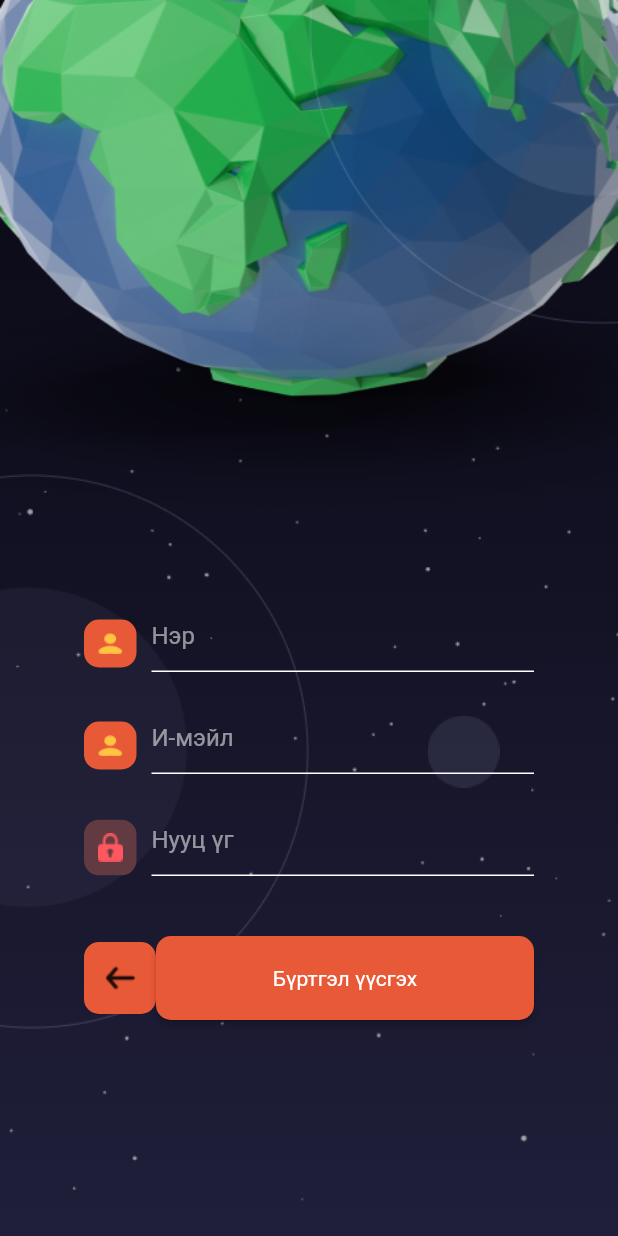
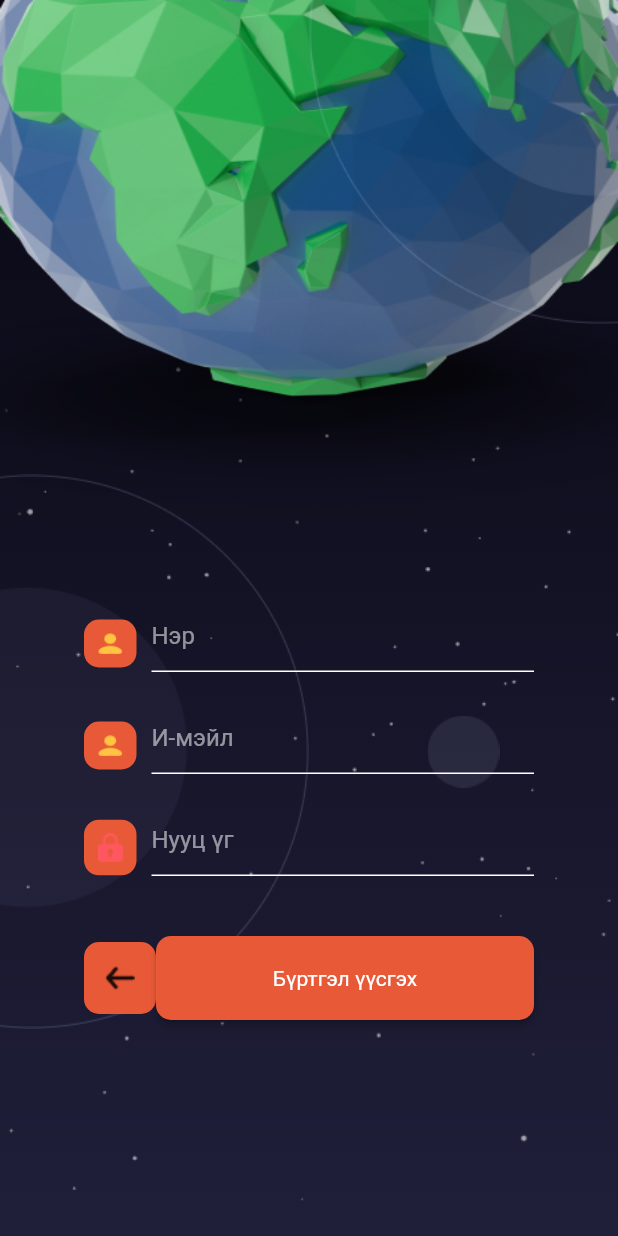
Before and after one commit to Delgerskhn/yobitapp, a Flutter app: the screen it shows after launch, after a tap on "Бүртгэл үүсгэх", on a phone screen of 412 x 824 dp. Run offline on Flutter 3.47's test engine with Material 2 defaults, Android fonts, the phone set to English and light mode, and no system bars; our stand-ins replace cached_network_image, carousel_slider, cloud_firestore, firebase_auth, firebase_core, firebase_storage and 2 more; accounts and stored records are empty; network calls fail.

Commit message:
warnings cleared

```diff
--- a/lib/app.dart
+++ b/lib/app.dart
@@ -37,9 +37,7 @@ class _AppState extends State<App> {
               primaryColor: Color(0xffE85937),
               colorScheme: ColorScheme(
                   primary: Color(0xffE85937), //orange
-                  primaryVariant: Color(0xff623A42), //red light
                   secondary: Color(0xffFF464F), //red
-                  secondaryVariant: Color(0xff623A42), //red light
                   onSecondary: Color(0xffFFC542), //yellow
                   onSurface: Color(0xff3ED598), //green
                   onBackground: Colors.black45,
--- a/lib/auth/ui/form/signin.form.dart
+++ b/lib/auth/ui/form/signin.form.dart
@@ -53,7 +53,7 @@ class _SignInFormState extends State<SignInForm> {
                   suffixImg: 'assets/icons/Lock (filled).png',
                   hintText: 'Нууц үг',
                   onChanged: onPassChanged,
-                  iconBgColor: Theme.of(context).colorScheme.primaryVariant),
+                  iconBgColor: Theme.of(context).colorScheme.primary),
             ),
             Padding(padding: EdgeInsets.only(top: 40), child: null),
             Row(children: [
--- a/lib/auth/ui/form/signup.form.dart
+++ b/lib/auth/ui/form/signup.form.dart
@@ -5,7 +5,6 @@ import 'package:yobit/core/styles/button.style.dart';
 import 'package:yobit/core/ui/elements/btn.icon.dart';
 import 'package:yobit/core/ui/elements/suffix.input.dart';
 import 'package:yobit/core/ui/elements/suffix.password.dart';
-import 'package:yobit/router/navigation.model.dart';
 
 class SignUpForm extends StatefulWidget {
   @override
@@ -34,7 +33,6 @@ class _SignUpFormState extends State<SignUpForm> {
   @override
   Widget build(BuildContext context) {
     final authViewModel = Provider.of<AuthViewModel>(context);
-    final navmodel = Provider.of<NavigationModel>(context);
     return Container(
       alignment: Alignment.center,
       width: MediaQuery.of(context).size.width,
@@ -68,7 +66,7 @@ class _SignUpFormState extends State<SignUpForm> {
                   suffixImg: 'assets/icons/Lock (filled).png',
                   onChanged: onPassChanged,
                   hintText: 'Нууц үг',
-                  iconBgColor: Theme.of(context).colorScheme.primaryVariant),
+                  iconBgColor: Theme.of(context).colorScheme.primary),
             ),
             Padding(padding: EdgeInsets.only(top: 40), child: null),
             Row(children: [
--- a/lib/challenge/api/challenge.repository.dart
+++ b/lib/challenge/api/challenge.repository.dart
@@ -1,10 +1,7 @@
-import 'dart:convert';
-
 import 'package:firebase_auth/firebase_auth.dart';
 import 'package:yobit/challenge/data/challenge.dart';
 import 'package:yobit/task/data/task.dart';
 import 'package:yobit/utils/collectionParser.dart';
-import 'package:yobit/utils/httpClient.dart';
 import 'package:cloud_firestore/cloud_firestore.dart';
 
 FirebaseFirestore firestore = FirebaseFirestore.instance;
@@ -43,7 +40,7 @@ Future<bool> getIfUserJoinedChallenge(String challengeId) async {
 
 Future<bool> joinChallenge(String challengeId) async {
   // throw Exception('Failed');
-  final result = await firestore.collection('UserChallenge').add({
+  await firestore.collection('UserChallenge').add({
     'userId': FirebaseAuth.instance.currentUser!.uid,
     challengeId: challengeId,
   });
--- a/lib/challenge/ui/challenge.screen.dart
+++ b/lib/challenge/ui/challenge.screen.dart
@@ -1,4 +1,3 @@
-//TODO: create the challenge screen here
 import 'package:flutter/material.dart';
 import 'package:provider/provider.dart';
 import 'package:yobit/challenge/data/challenge.dart';
--- a/lib/challenge/ui/widget/detail/challenge.details.dart
+++ b/lib/challenge/ui/widget/detail/challenge.details.dart
@@ -1,15 +1,10 @@
 import 'package:flutter/material.dart';
-import 'package:provider/provider.dart';
 import 'package:velocity_x/velocity_x.dart';
-import 'package:yobit/challenge/api/challenge.repository.dart';
-import 'package:yobit/challenge/data/challenge.dart';
 import 'package:yobit/core/ui/elements/floating.back.button.dart';
-import 'package:yobit/router/navigation.model.dart';
 import 'package:yobit/task/ui/task.container.dart';
 
 import 'challenge.details.image.dart';
 import 'challenge.details.time.dart';
-import 'challenge.tasks.dart';
 
 class ChallengeDetails extends StatelessWidget {
   const ChallengeDetails({Key? key}) : super(key: key);
--- a/lib/core/ui/elements/btn.icon.dart
+++ b/lib/core/ui/elements/btn.icon.dart
@@ -7,7 +7,7 @@ class BtnIcon extends StatelessWidget {
       required this.iconBgColor,
       this.onPress})
       : super(key: key);
-  VoidCallback? onPress;
+  final VoidCallback? onPress;
 
   final String suffixImg;
   final Color iconBgColor;
--- a/lib/core/ui/elements/floating.back.button.dart
+++ b/lib/core/ui/elements/floating.back.button.dart
@@ -1,5 +1,4 @@
 import 'package:flutter/material.dart';
-import 'package:velocity_x/velocity_x.dart';
 
 class FloatingBackButton extends StatelessWidget {
   @override
--- a/lib/home/home.dart
+++ b/lib/home/home.dart
@@ -32,7 +32,7 @@ class HomeScreen extends StatelessWidget {
               ChallengeContainer(),
               TextButton(
                 onPressed: () async {
-                  var res = await authModel.logout();
+                  await authModel.logout();
                 },
                 child: Text("Sign out"),
               )
--- a/lib/router/pages/task.page.dart
+++ b/lib/router/pages/task.page.dart
@@ -1,5 +1,4 @@
 import 'package:flutter/material.dart';
-import 'package:yobit/challenge/ui/challenge.screen.dart';
 import 'package:yobit/task/ui/task.screen.dart';
 
 class TaskPage extends Page {
--- a/lib/utils/collectionParser.dart
+++ b/lib/utils/collectionParser.dart
@@ -1,6 +1,5 @@
 import 'package:cloud_firestore/cloud_firestore.dart';
 import 'package:firebase_storage/firebase_storage.dart';
-import 'package:yobit/challenge/data/challenge.dart';
 
 Future<List<T>> parseCollection<T>(QuerySnapshot<Map<String, dynamic>> snapshot,
     T Function(Map<String, dynamic> json) parser) async {
```
Also changed, not shown: lib/challenge/ui/widget/slider.dart (+1 -6 lines).
